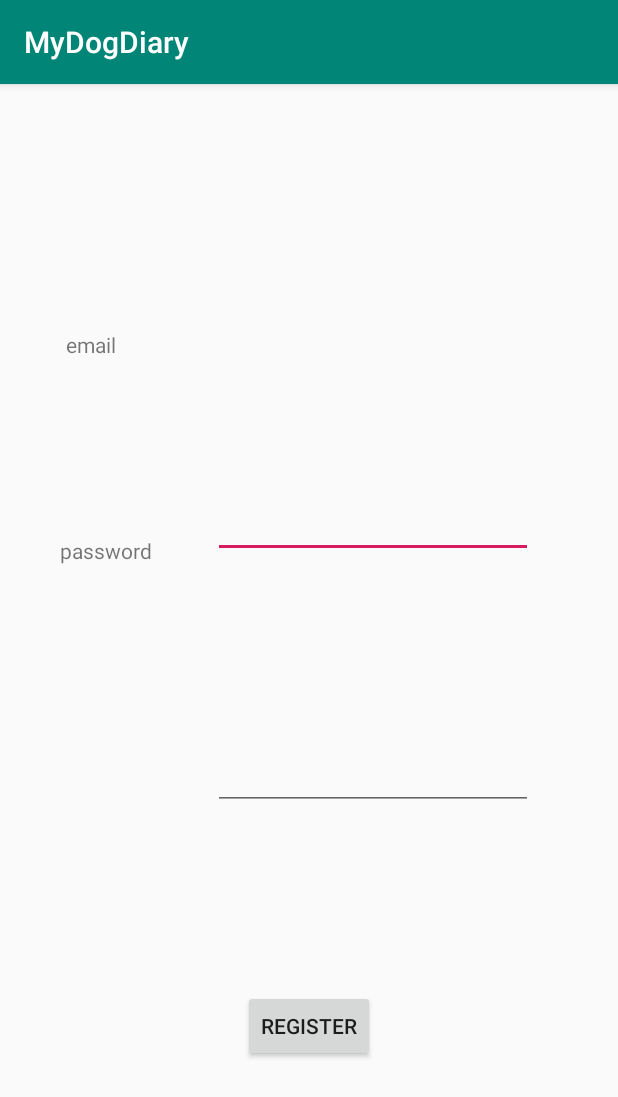
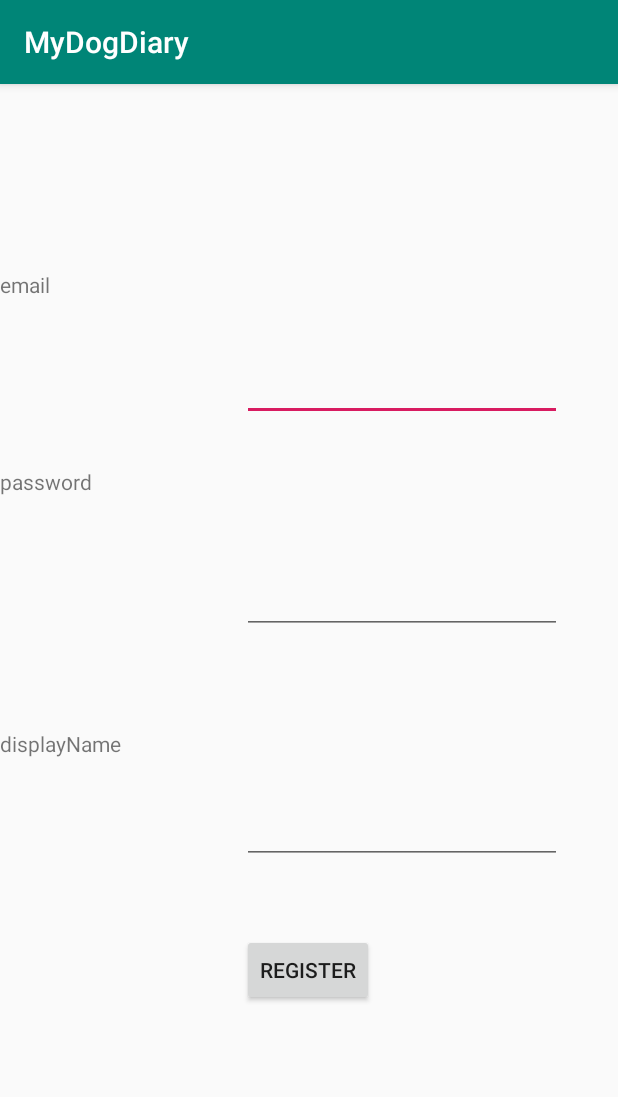
Before and after one commit to maip0902/MyDogDiary, an Android app: the RegisterActivity screen opened directly, with no data from a screen before it, on a phone screen of 412 x 824 dp. Shown: the top 1097 px of the screen. Run offline under Robolectric (Android 15) with nearby library versions, the phone set to English and light mode, and no system bars; our stand-ins replace Firebase (no records; nobody signed in at launch, a user with empty details on screens opened directly).

Commit message:
ニックネームのフォームを追加

```diff
--- a/app/src/main/res/layout/activity_register.xml
+++ b/app/src/main/res/layout/activity_register.xml
@@ -10,33 +10,32 @@
         android:id="@+id/registerEmail"
         android:layout_width="wrap_content"
         android:layout_height="wrap_content"
-        android:layout_marginTop="148dp"
         android:ems="10"
         android:inputType="textEmailAddress"
         app:layout_constraintBottom_toTopOf="@+id/registerPassword"
         app:layout_constraintEnd_toEndOf="parent"
-        app:layout_constraintHorizontal_bias="0.533"
+        app:layout_constraintHorizontal_bias="0.773"
         app:layout_constraintStart_toEndOf="@+id/textView"
-        app:layout_constraintTop_toTopOf="parent" />
+        app:layout_constraintTop_toTopOf="parent"
+        app:layout_constraintVertical_bias="0.65" />
 
     <EditText
         android:id="@+id/registerPassword"
         android:layout_width="wrap_content"
         android:layout_height="wrap_content"
-        android:layout_marginBottom="284dp"
+        android:layout_marginBottom="108dp"
         android:ems="10"
         android:inputType="textPassword"
-        app:layout_constraintBottom_toBottomOf="parent"
+        app:layout_constraintBottom_toTopOf="@+id/registerDiaplayName"
         app:layout_constraintEnd_toEndOf="parent"
-        app:layout_constraintHorizontal_bias="0.416"
+        app:layout_constraintHorizontal_bias="0.727"
         app:layout_constraintStart_toEndOf="@+id/textView2" />
 
     <TextView
         android:id="@+id/textView"
         android:layout_width="wrap_content"
         android:layout_height="wrap_content"
-        android:layout_marginStart="44dp"
-        android:layout_marginTop="164dp"
+        android:layout_marginTop="124dp"
         android:text="email"
         app:layout_constraintStart_toStartOf="parent"
         app:layout_constraintTop_toTopOf="parent" />
@@ -45,12 +44,10 @@
         android:id="@+id/textView2"
         android:layout_width="wrap_content"
         android:layout_height="wrap_content"
-        android:layout_marginStart="40dp"
+        android:layout_marginTop="112dp"
         android:text="password"
-        app:layout_constraintBottom_toBottomOf="parent"
         app:layout_constraintStart_toStartOf="parent"
-        app:layout_constraintTop_toBottomOf="@+id/textView"
-        app:layout_constraintVertical_bias="0.209" />
+        app:layout_constraintTop_toBottomOf="@+id/textView" />
 
     <Button
         android:id="@+id/registerButton"
@@ -59,7 +56,32 @@
         android:text="REGISTER"
         app:layout_constraintBottom_toBottomOf="parent"
         app:layout_constraintEnd_toEndOf="parent"
+        app:layout_constraintHorizontal_bias="0.498"
         app:layout_constraintStart_toStartOf="parent"
-        app:layout_constraintTop_toBottomOf="@+id/registerPassword"
-        app:layout_constraintVertical_bias="0.508" />
+        app:layout_constraintTop_toTopOf="parent"
+        app:layout_constraintVertical_bias="0.787" />
+
+    <TextView
+        android:id="@+id/textView4"
+        android:layout_width="wrap_content"
+        android:layout_height="wrap_content"
+        android:text="displayName"
+        app:layout_constraintBottom_toBottomOf="parent"
+        app:layout_constraintStart_toStartOf="parent"
+        app:layout_constraintTop_toBottomOf="@+id/textView2"
+        app:layout_constraintVertical_bias="0.328" />
+
+    <EditText
+        android:id="@+id/registerDiaplayName"
+        android:layout_width="wrap_content"
+        android:layout_height="wrap_content"
+        android:layout_marginEnd="36dp"
+        android:layout_marginBottom="248dp"
+        android:ems="10"
+        android:gravity="start|top"
+        android:inputType="textMultiLine"
+        app:layout_constraintBottom_toBottomOf="parent"
+        app:layout_constraintEnd_toEndOf="parent"
+        app:layout_constraintHorizontal_bias="0.987"
+        app:layout_constraintStart_toEndOf="@+id/textView4" />
 </androidx.constraintlayout.widget.ConstraintLayout>
```
